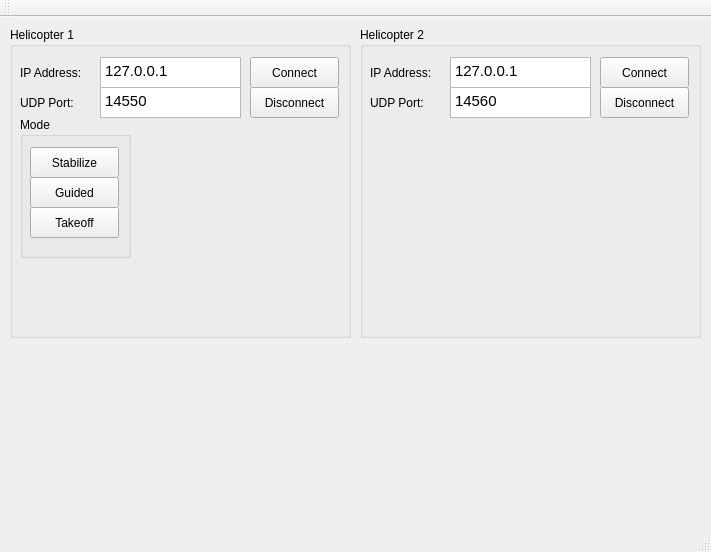
Old version of the form Gui/AerialCraneCommandCenter/mainwindow.ui in the repository rddyas002/AerialCrane.
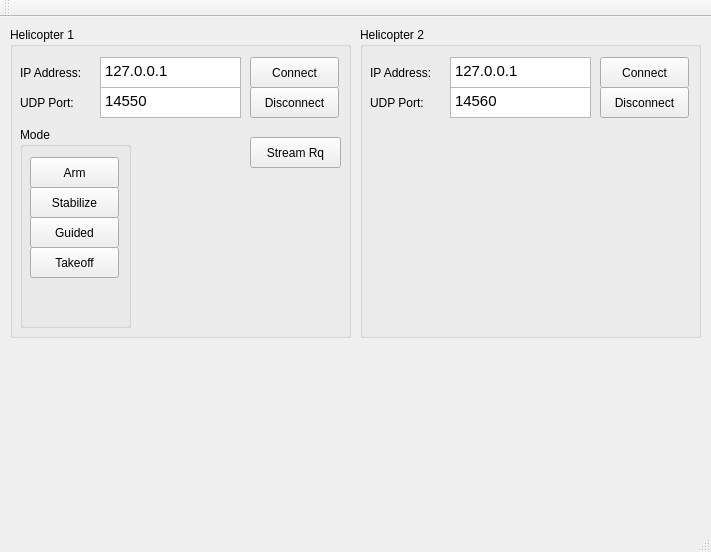
New version of the form.

Commit message: stream control

Diff of the .ui file:
```diff
--- a/Gui/AerialCraneCommandCenter/mainwindow.ui
+++ b/Gui/AerialCraneCommandCenter/mainwindow.ui
@@ -116,9 +116,9 @@
      <property name="geometry">
       <rect>
        <x>10</x>
-       <y>90</y>
+       <y>100</y>
        <width>111</width>
-       <height>141</height>
+       <height>201</height>
       </rect>
      </property>
      <property name="title">
@@ -128,7 +128,7 @@
       <property name="geometry">
        <rect>
         <x>10</x>
-        <y>30</y>
+        <y>60</y>
         <width>89</width>
         <height>31</height>
        </rect>
@@ -141,7 +141,7 @@
       <property name="geometry">
        <rect>
         <x>10</x>
-        <y>60</y>
+        <y>90</y>
         <width>89</width>
         <height>31</height>
        </rect>
@@ -154,7 +154,7 @@
       <property name="geometry">
        <rect>
         <x>10</x>
-        <y>90</y>
+        <y>120</y>
         <width>89</width>
         <height>31</height>
        </rect>
@@ -163,6 +163,32 @@
        <string>Takeoff</string>
       </property>
      </widget>
+     <widget class="QPushButton" name="btn_arm">
+      <property name="geometry">
+       <rect>
+        <x>10</x>
+        <y>30</y>
+        <width>89</width>
+        <height>31</height>
+       </rect>
+      </property>
+      <property name="text">
+       <string>Arm</string>
+      </property>
+     </widget>
+    </widget>
+    <widget class="QPushButton" name="btn_stream">
+     <property name="geometry">
+      <rect>
+       <x>240</x>
+       <y>110</y>
+       <width>91</width>
+       <height>31</height>
+      </rect>
+     </property>
+     <property name="text">
+      <string>Stream Rq</string>
+     </property>
     </widget>
    </widget>
    <widget class="QGroupBox" name="groupBox_2">
```
The commit also changes 7 other files.
